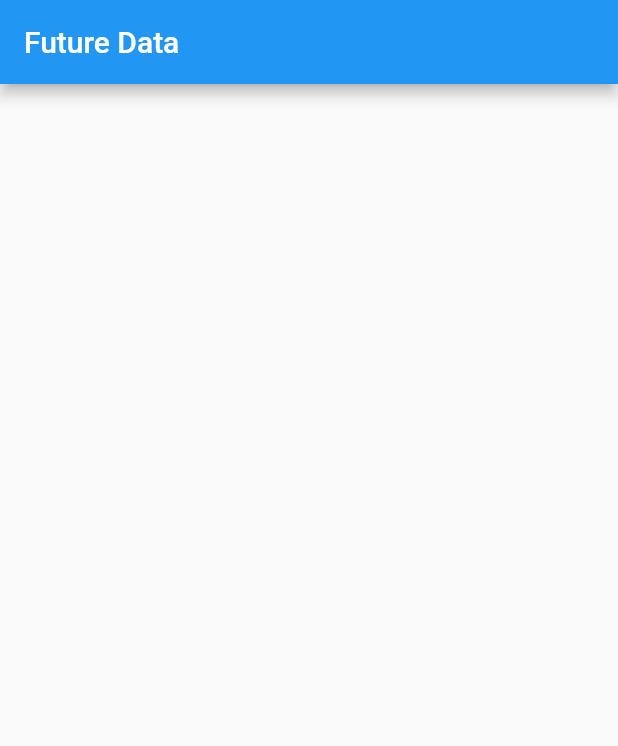
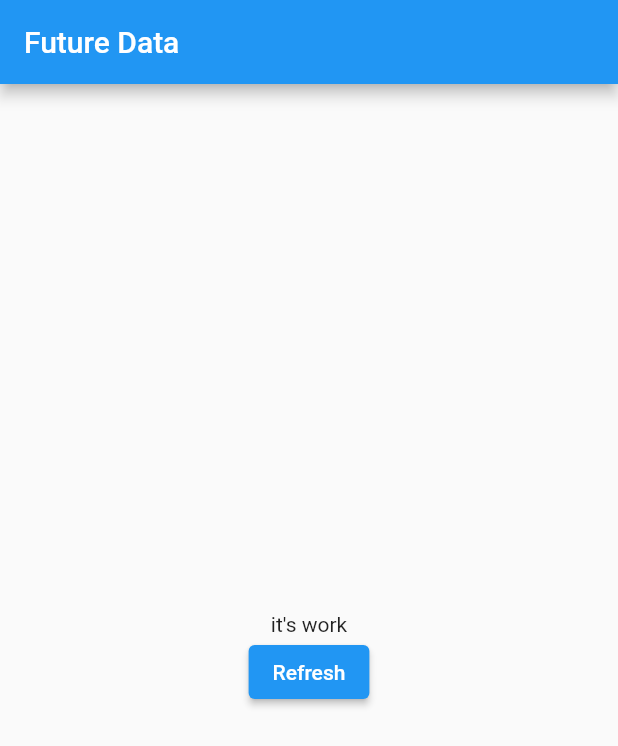
Before and after one commit to ChhailengTim/collection-flutter-ui, a Flutter app: the screen it shows after launch, on a phone screen of 412 x 824 dp. Shown: the top 746 px of the screen. Run offline on Flutter 3.47's test engine with Material 2 defaults, Android fonts, the phone set to English and light mode, and no system bars; our stand-ins replace flutter_signin_button, get; missing offline and left inert: sign_button.

Commit message:
futurebuilder

```diff
--- a/ui_builder/lib/future_builder/future.dart
+++ b/ui_builder/lib/future_builder/future.dart
@@ -1,5 +1,4 @@
 import 'package:flutter/material.dart';
-import 'package:flutter/src/widgets/framework.dart';
 
 class FutureData extends StatefulWidget {
   const FutureData({Key? key}) : super(key: key);
@@ -23,6 +22,36 @@ class _FutureDataState extends State<FutureData> {
       appBar: AppBar(
         title: const Text("Future Data"),
       ),
+      body: Center(
+        child: FutureBuilder(
+          future: getData(),
+          builder: (context, snapshot) {
+            if (snapshot.connectionState == ConnectionState.waiting) {
+              return const CircularProgressIndicator();
+            }
+            if (snapshot.hasError) {
+              return Text(
+                snapshot.error.toString(),
+              );
+            } else {
+              return Column(
+                mainAxisAlignment: MainAxisAlignment.center,
+                children: [
+                  Text(
+                    snapshot.data.toString(),
+                  ),
+                  ElevatedButton(
+                    onPressed: () {
+                      setState(() {});
+                    },
+                    child: const Text("Refresh"),
+                  ),
+                ],
+              );
+            }
+          },
+        ),
+      ),
     );
   }
 }
```
